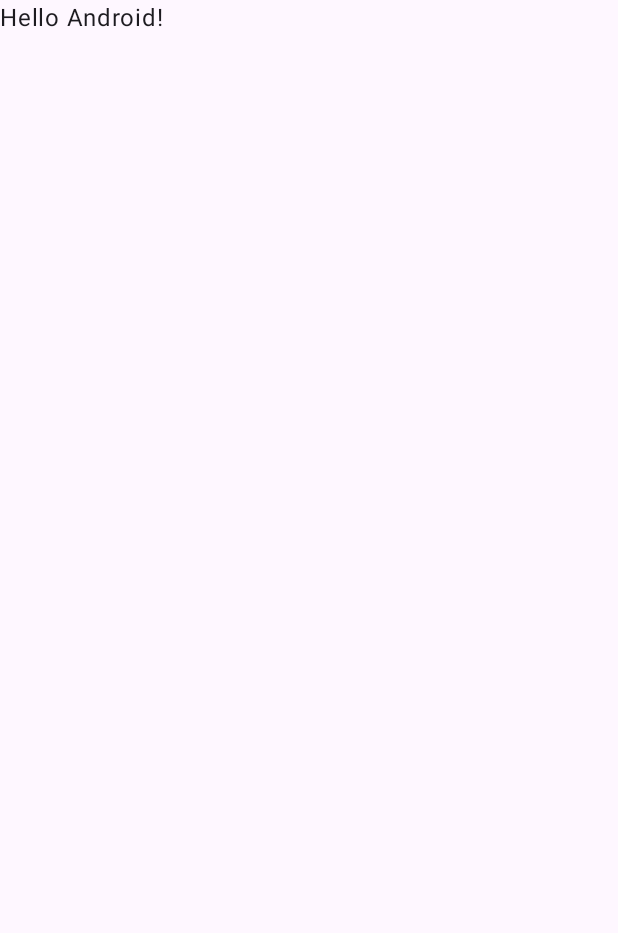
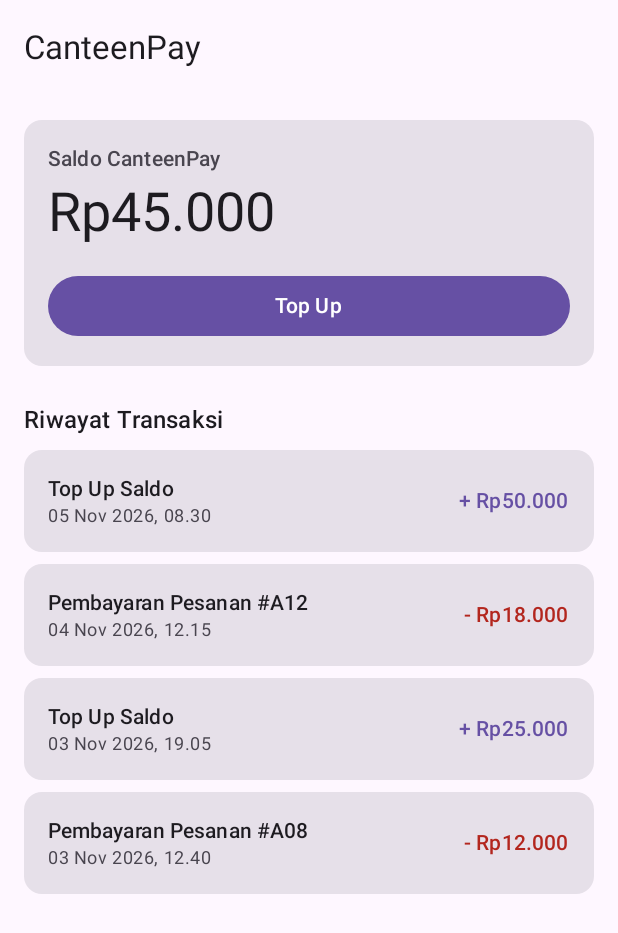
Before and after one commit to Yknov/pamproject, an Android app built with Jetpack Compose: the screen it shows after launch (MainActivity), on a phone screen of 412 x 824 dp. Before the commit the part shown is almost empty. Shown: the top 933 px of the screen. Run offline under Robolectric (Android 15) with nearby library versions, the phone set to English and light mode, and no system bars.

Commit message:
membuat tampilan awal balance screen dan dummy nya

```diff
--- a/app/src/main/java/yk/example/pamproject/MainActivity.kt
+++ b/app/src/main/java/yk/example/pamproject/MainActivity.kt
@@ -4,13 +4,7 @@ import android.os.Bundle
 import androidx.activity.ComponentActivity
 import androidx.activity.compose.setContent
 import androidx.activity.enableEdgeToEdge
-import androidx.compose.foundation.layout.fillMaxSize
-import androidx.compose.foundation.layout.padding
-import androidx.compose.material3.Scaffold
-import androidx.compose.material3.Text
-import androidx.compose.runtime.Composable
-import androidx.compose.ui.Modifier
-import androidx.compose.ui.tooling.preview.Preview
+import yk.example.pamproject.ui.canteen_pay.balance.BalanceRoute
 import yk.example.pamproject.ui.theme.PamprojectTheme
 
 class MainActivity : ComponentActivity() {
@@ -19,29 +13,10 @@ class MainActivity : ComponentActivity() {
         enableEdgeToEdge()
         setContent {
             PamprojectTheme {
-                Scaffold(modifier = Modifier.fillMaxSize()) { innerPadding ->
-                    Greeting(
-                        name = "Android",
-                        modifier = Modifier.padding(innerPadding)
-                    )
-                }
+                // Sementara langsung menampilkan layar saldo CanteenPay.
+                // Ganti dengan NavHost terpusat di navigation/ saat routing sudah tersedia.
+                BalanceRoute()
             }
         }
     }
 }
-
-@Composable
-fun Greeting(name: String, modifier: Modifier = Modifier) {
-    Text(
-        text = "Hello $name!",
-        modifier = modifier
-    )
-}
-
-@Preview(showBackground = true)
-@Composable
-fun GreetingPreview() {
-    PamprojectTheme {
-        Greeting("Android")
-    }
-}
--- /dev/null
+++ b/app/src/main/java/yk/example/pamproject/data/canteen_pay/DummyBalanceData.kt
@@ -0,0 +1,48 @@
+package yk.example.pamproject.data.canteen_pay
+
+import yk.example.pamproject.domain.canteen_pay.model.Balance
+import yk.example.pamproject.domain.canteen_pay.model.BalanceTransaction
+import yk.example.pamproject.domain.canteen_pay.model.BalanceTransactionType
+
+/**
+ * Data dummy saldo CanteenPay.
+ *
+ * Dipakai sementara selama belum ada koneksi ke backend/Supabase.
+ * Nilai saldo saat ini adalah hasil dari seluruh mutasi di bawahnya.
+ */
+object DummyBalanceData {
+
+    val balance = Balance(
+        amount = 45_000L,
+        transactions = listOf(
+            BalanceTransaction(
+                id = "TRX-001",
+                title = "Top Up Saldo",
+                date = "05 Nov 2026, 08.30",
+                amount = 50_000L,
+                type = BalanceTransactionType.TOP_UP,
+            ),
+            BalanceTransaction(
+                id = "TRX-002",
+                title = "Pembayaran Pesanan #A12",
+                date = "04 Nov 2026, 12.15",
+                amount = -18_000L,
+                type = BalanceTransactionType.PAYMENT,
+            ),
+            BalanceTransaction(
+                id = "TRX-003",
+                title = "Top Up Saldo",
+                date = "03 Nov 2026, 19.05",
+                amount = 25_000L,
+                type = BalanceTransactionType.TOP_UP,
+            ),
+            BalanceTransaction(
+                id = "TRX-004",
+                title = "Pembayaran Pesanan #A08",
+                date = "03 Nov 2026, 12.40",
+                amount = -12_000L,
+                type = BalanceTransactionType.PAYMENT,
+            ),
+        ),
+    )
+}
--- /dev/null
+++ b/app/src/main/java/yk/example/pamproject/data/canteen_pay/DummyBalanceRepository.kt
@@ -0,0 +1,11 @@
+package yk.example.pamproject.data.canteen_pay
+
+import yk.example.pamproject.domain.canteen_pay.model.Balance
+import yk.example.pamproject.domain.canteen_pay.repository.BalanceRepository
+
+/**
+ * Implementasi sementara [BalanceRepository] yang hanya membaca data dummy.
+ */
+class DummyBalanceRepository : BalanceRepository {
+    override fun getBalance(): Balance = DummyBalanceData.balance
+}
--- /dev/null
+++ b/app/src/main/java/yk/example/pamproject/domain/canteen_pay/model/Balance.kt
@@ -0,0 +1,27 @@
+package yk.example.pamproject.domain.canteen_pay.model
+
+/**
+ * Saldo dompet CanteenPay beserta riwayat mutasinya.
+ */
+data class Balance(
+    val amount: Long,
+    val transactions: List<BalanceTransaction> = emptyList(),
+)
+
+/**
+ * Satu mutasi saldo.
+ *
+ * [amount] bernilai positif untuk top up dan negatif untuk pembayaran.
+ */
+data class BalanceTransaction(
+    val id: String,
+    val title: String,
+    val date: String,
+    val amount: Long,
+    val type: BalanceTransactionType,
+)
+
+enum class BalanceTransactionType {
+    TOP_UP,
+    PAYMENT,
+}
--- /dev/null
+++ b/app/src/main/java/yk/example/pamproject/domain/canteen_pay/repository/BalanceRepository.kt
@@ -0,0 +1,7 @@
+package yk.example.pamproject.domain.canteen_pay.repository
+
+import yk.example.pamproject.domain.canteen_pay.model.Balance
+
+interface BalanceRepository {
+    fun getBalance(): Balance
+}
--- /dev/null
+++ b/app/src/main/java/yk/example/pamproject/ui/canteen_pay/balance/BalanceScreen.kt
@@ -0,0 +1,191 @@
+package yk.example.pamproject.ui.canteen_pay.balance
+
+import android.widget.Toast
+import androidx.compose.foundation.layout.Arrangement
+import androidx.compose.foundation.layout.Column
+import androidx.compose.foundation.layout.Row
+import androidx.compose.foundation.layout.Spacer
+import androidx.compose.foundation.layout.fillMaxSize
+import androidx.compose.foundation.layout.fillMaxWidth
+import androidx.compose.foundation.layout.height
+import androidx.compose.foundation.layout.padding
+import androidx.compose.foundation.rememberScrollState
+import androidx.compose.foundation.verticalScroll
+import androidx.compose.material3.Button
+import androidx.compose.material3.Card
+import androidx.compose.material3.ExperimentalMaterial3Api
+import androidx.compose.material3.MaterialTheme
+import androidx.compose.material3.Scaffold
+import androidx.compose.material3.Text
+import androidx.compose.material3.TopAppBar
+import androidx.compose.runtime.Composable
+import androidx.compose.runtime.remember
+import androidx.compose.ui.Alignment
+import androidx.compose.ui.Modifier
+import androidx.compose.ui.platform.LocalContext
+import androidx.compose.ui.tooling.preview.Preview
+import androidx.compose.ui.unit.dp
+import java.text.NumberFormat
+import java.util.Locale
+import yk.example.pamproject.data.canteen_pay.DummyBalanceData
+import yk.example.pamproject.data.canteen_pay.DummyBalanceRepository
+import yk.example.pamproject.domain.canteen_pay.model.Balance
+import yk.example.pamproject.domain.canteen_pay.model.BalanceTransaction
+import yk.example.pamproject.ui.theme.PamprojectTheme
+
+/**
+ * Entry point layar saldo CanteenPay.
+ *
+ * Saat ini data diambil dari [DummyBalanceRepository]. Nanti tinggal diganti
+ * dengan repository yang terhubung ke sumber data sebenarnya.
+ */
+@Composable
+fun BalanceRoute(modifier: Modifier = Modifier) {
+    val repository = remember { DummyBalanceRepository() }
+    val balance = remember(repository) { repository.getBalance() }
+    val context = LocalContext.current
+
+    BalanceScreen(
+        balance = balance,
+        onTopUpClick = {
+            Toast.makeText(context, "Fitur top up belum tersedia", Toast.LENGTH_SHORT).show()
+        },
+        modifier = modifier,
+    )
+}
+
+@OptIn(ExperimentalMaterial3Api::class)
+@Composable
+fun BalanceScreen(
+    balance: Balance,
+    onTopUpClick: () -> Unit,
+    modifier: Modifier = Modifier,
+) {
+    Scaffold(
+        modifier = modifier.fillMaxSize(),
+        topBar = {
+            TopAppBar(title = { Text(text = "CanteenPay") })
+        },
+    ) { innerPadding ->
+        Column(
+            modifier = Modifier
+                .padding(innerPadding)
+                .fillMaxSize()
+                .verticalScroll(rememberScrollState())
+                .padding(16.dp),
+        ) {
+            BalanceCard(
+                amount = balance.amount,
+                onTopUpClick = onTopUpClick,
+            )
+
+            Spacer(modifier = Modifier.height(24.dp))
+
+            Text(
+                text = "Riwayat Transaksi",
+                style = MaterialTheme.typography.titleMedium,
+            )
+            Spacer(modifier = Modifier.height(8.dp))
+
+            if (balance.transactions.isEmpty()) {
+                Text(
+                    text = "Belum ada transaksi",
+                    style = MaterialTheme.typography.bodyMedium,
+                    color = MaterialTheme.colorScheme.onSurfaceVariant,
+                )
+            } else {
+                balance.transactions.forEach { transaction ->
+                    BalanceTransactionItem(transaction = transaction)
+                    Spacer(modifier = Modifier.height(8.dp))
+                }
+            }
+        }
+    }
+}
+
+@Composable
+private fun BalanceCard(
+    amount: Long,
+    onTopUpClick: () -> Unit,
+    modifier: Modifier = Modifier,
+) {
+    Card(modifier = modifier.fillMaxWidth()) {
+        Column(modifier = Modifier.padding(16.dp)) {
+            Text(
+                text = "Saldo CanteenPay",
+                style = MaterialTheme.typography.labelLarge,
+                color = MaterialTheme.colorScheme.onSurfaceVariant,
+            )
+            Spacer(modifier = Modifier.height(4.dp))
+            Text(
+                text = formatRupiah(amount),
+                style = MaterialTheme.typography.displaySmall,
+            )
+            Spacer(modifier = Modifier.height(16.dp))
+            Button(
+                onClick = onTopUpClick,
+                modifier = Modifier.fillMaxWidth(),
+            ) {
+                Text(text = "Top Up")
+            }
+        }
+    }
+}
+
+@Composable
+private fun BalanceTransactionItem(
+    transaction: BalanceTransaction,
+    modifier: Modifier = Modifier,
+) {
+    Card(modifier = modifier.fillMaxWidth()) {
+        Row(
+            modifier = Modifier
+                .fillMaxWidth()
+                .padding(16.dp),
+            horizontalArrangement = Arrangement.spacedBy(16.dp),
+            verticalAlignment = Alignment.CenterVertically,
+        ) {
+            Column(modifier = Modifier.weight(1f)) {
+                Text(
+                    text = transaction.title,
+                    style = MaterialTheme.typography.titleSmall,
+                )
+                Text(
+                    text = transaction.date,
+                    style = MaterialTheme.typography.bodySmall,
+                    color = MaterialTheme.colorScheme.onSurfaceVariant,
+                )
+            }
+            Text(
+                text = formatSignedRupiah(transaction.amount),
+                style = MaterialTheme.typography.titleSmall,
+                color = if (transaction.amount >= 0) {
+                    MaterialTheme.colorScheme.primary
+                } else {
+                    MaterialTheme.colorScheme.error
+                },
+            )
+        }
+    }
+}
+
+private val rupiahFormatter: NumberFormat =
+    NumberFormat.getNumberInstance(Locale.forLanguageTag("id-ID"))
+
+private fun formatRupiah(amount: Long): String = "Rp${rupiahFormatter.format(amount)}"
+
+private fun formatSignedRupiah(amount: Long): String {
+    val sign = if (amount >= 0) "+" else "-"
+    return "$sign Rp${rupiahFormatter.format(kotlin.math.abs(amount))}"
+}
+
+@Preview(showBackground = true)
+@Composable
+private fun BalanceScreenPreview() {
+    PamprojectTheme {
+        BalanceScreen(
+            balance = DummyBalanceData.balance,
+            onTopUpClick = {},
+        )
+    }
+}
--- a/gradle/libs.versions.toml
+++ b/gradle/libs.versions.toml
@@ -1,5 +1,5 @@
 [versions]
-agp = "9.4.1"
+agp = "9.3.0"
 coreKtx = "1.19.0"
 junit = "4.13.2"
 junitVersion = "1.3.0"
```
Also changed, not shown: 4 other files.
